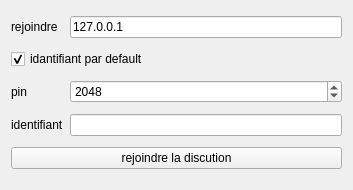
Above: launcher/connecttoclient.ui from UnelDev/tchat-v5.2 before the change. Below: the same form after it.
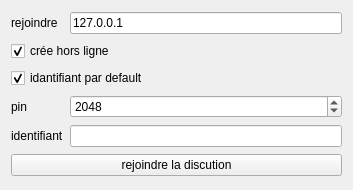
That is the form after the change. Icons and pictures are not drawn.

Diff of the .ui file:
```diff
--- a/launcher/connecttoclient.ui
+++ b/launcher/connecttoclient.ui
@@ -18,38 +18,14 @@
     <normaloff>:/images/Anantasite.png</normaloff>:/images/Anantasite.png</iconset>
   </property>
   <layout class="QGridLayout" name="gridLayout">
-   <item row="0" column="0">
-    <widget class="QLabel" name="label">
+   <item row="7" column="0" colspan="2">
+    <widget class="QPushButton" name="pushButton">
      <property name="text">
-      <string>rejoindre</string>
+      <string>rejoindre la discution</string>
      </property>
     </widget>
    </item>
-   <item row="0" column="1">
-    <widget class="QLineEdit" name="ip">
-     <property name="text">
-      <string>127.0.0.1</string>
-     </property>
-    </widget>
-   </item>
-   <item row="1" column="0" colspan="2">
-    <widget class="QCheckBox" name="checkBox">
-     <property name="text">
-      <string>idantifiant par default</string>
-     </property>
-     <property name="checked">
-      <bool>true</bool>
-     </property>
-    </widget>
-   </item>
-   <item row="2" column="0">
-    <widget class="QLabel" name="label_idantufiant">
-     <property name="text">
-      <string>pin</string>
-     </property>
-    </widget>
-   </item>
-   <item row="2" column="1">
+   <item row="5" column="1">
     <widget class="QSpinBox" name="port">
      <property name="minimum">
       <number>1024</number>
@@ -62,20 +38,64 @@
      </property>
     </widget>
    </item>
-   <item row="3" column="0">
+   <item row="2" column="0" colspan="2">
+    <widget class="QCheckBox" name="checkBox">
+     <property name="text">
+      <string>idantifiant par default</string>
+     </property>
+     <property name="checked">
+      <bool>true</bool>
+     </property>
+    </widget>
+   </item>
+   <item row="5" column="0">
+    <widget class="QLabel" name="label_idantufiant">
+     <property name="text">
+      <string>pin</string>
+     </property>
+    </widget>
+   </item>
+   <item row="0" column="0">
+    <widget class="QLabel" name="label">
+     <property name="text">
+      <string>rejoindre</string>
+     </property>
+    </widget>
+   </item>
+   <item row="6" column="0">
     <widget class="QLabel" name="labelUsername">
      <property name="text">
       <string>identifiant</string>
      </property>
     </widget>
    </item>
-   <item row="3" column="1">
+   <item row="6" column="1">
     <widget class="QLineEdit" name="username"/>
    </item>
-   <item row="4" column="0" colspan="2">
-    <widget class="QPushButton" name="pushButton">
+   <item row="0" column="1">
+    <widget class="QLineEdit" name="ip">
      <property name="text">
-      <string>rejoindre la discution</string>
+      <string>127.0.0.1</string>
+     </property>
+    </widget>
+   </item>
+   <item row="1" column="0" colspan="2">
+    <widget class="QCheckBox" name="out">
+     <property name="text">
+      <string>crée hors ligne</string>
+     </property>
+     <property name="icon">
+      <iconset resource="resource.qrc">
+       <normaloff>:/images/admin.png</normaloff>:/images/admin.png</iconset>
+     </property>
+     <property name="iconSize">
+      <size>
+       <width>16</width>
+       <height>16</height>
+      </size>
+     </property>
+     <property name="checked">
+      <bool>true</bool>
      </property>
     </widget>
    </item>
```
